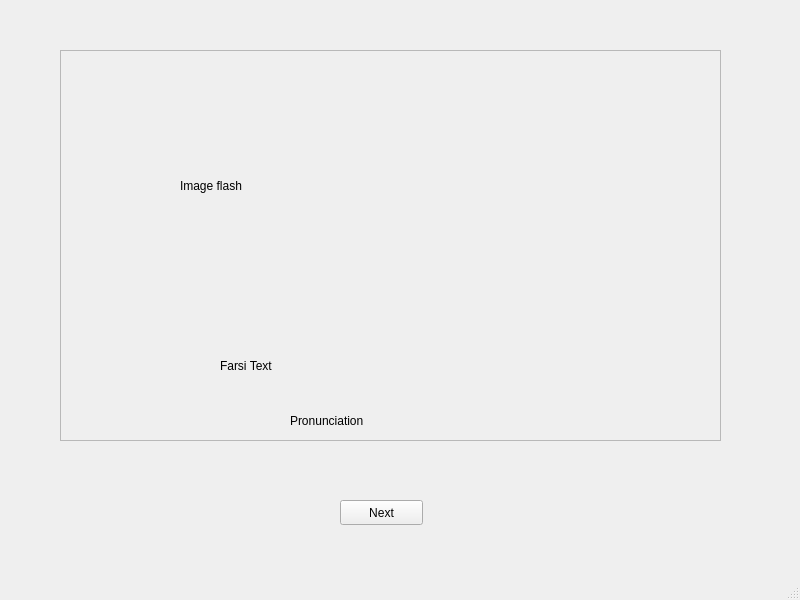
Old version of the form flashcards.ui in the repository jef446/farsi_flashcards.
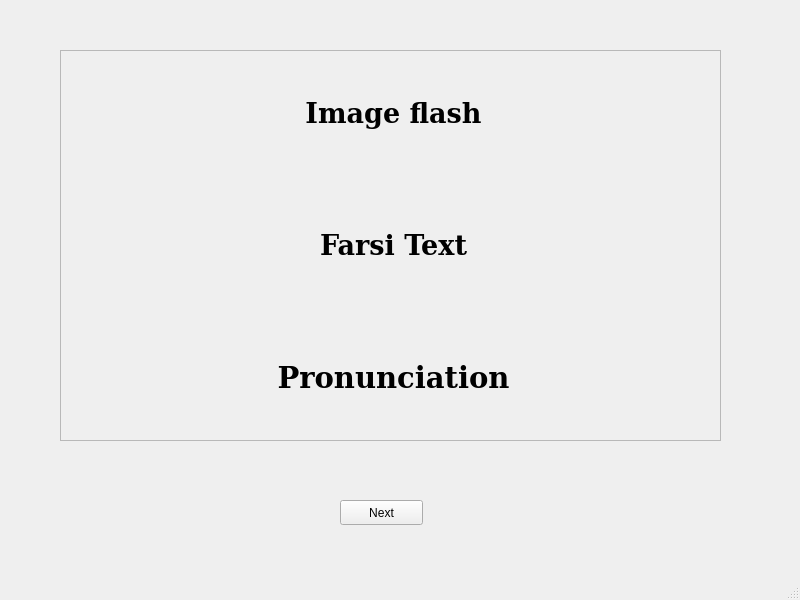
New version of the form.

```diff
--- a/flashcards.ui
+++ b/flashcards.ui
@@ -42,44 +42,74 @@
     <property name="frameShadow">
      <enum>QFrame::Raised</enum>
     </property>
-    <widget class="QLabel" name="label">
+    <widget class="QWidget" name="verticalLayoutWidget">
      <property name="geometry">
       <rect>
-       <x>120</x>
+       <x>3</x>
        <y>0</y>
-       <width>431</width>
-       <height>271</height>
+       <width>661</width>
+       <height>391</height>
       </rect>
+     </property>
+     <layout class="QVBoxLayout" name="verticalLayout">
+      <item>
+       <widget class="QLabel" name="label">
+        <property name="font">
+         <font>
+          <family>DejaVu Serif</family>
+          <pointsize>20</pointsize>
+          <weight>75</weight>
+          <bold>true</bold>
+         </font>
      </property>
      <property name="text">
       <string>Image flash</string>
      </property>
-    </widget>
+        <property name="alignment">
+         <set>Qt::AlignCenter</set>
+        </property>
+       </widget>
+      </item>
+      <item>
     <widget class="QLabel" name="label_2">
-     <property name="geometry">
-      <rect>
-       <x>160</x>
-       <y>300</y>
-       <width>351</width>
-       <height>31</height>
-      </rect>
+        <property name="font">
+         <font>
+          <family>DejaVu Serif</family>
+          <pointsize>20</pointsize>
+          <weight>75</weight>
+          <bold>true</bold>
+         </font>
      </property>
      <property name="text">
-      <string>Farsi Text</string>
-     </property>
-    </widget>
+         <string>&lt;html&gt;&lt;head/&gt;&lt;body&gt;&lt;p align=&quot;center&quot;&gt;&lt;span style=&quot; font-size:20pt;&quot;&gt;Farsi Text&lt;/span&gt;&lt;/p&gt;&lt;/body&gt;&lt;/html&gt;</string>
+        </property>
+        <property name="scaledContents">
+         <bool>false</bool>
+        </property>
+        <property name="alignment">
+         <set>Qt::AlignCenter</set>
+        </property>
+       </widget>
+      </item>
+      <item>
     <widget class="QLabel" name="label_3">
-     <property name="geometry">
-      <rect>
-       <x>230</x>
-       <y>360</y>
-       <width>171</width>
-       <height>21</height>
-      </rect>
+        <property name="font">
+         <font>
+          <family>DejaVu Serif</family>
+          <pointsize>20</pointsize>
+          <weight>75</weight>
+          <bold>true</bold>
+         </font>
      </property>
      <property name="text">
-      <string>Pronunciation</string>
-     </property>
+         <string>&lt;html&gt;&lt;head/&gt;&lt;body&gt;&lt;p align=&quot;center&quot;&gt;&lt;span style=&quot; font-size:22pt;&quot;&gt;Pronunciation&lt;/span&gt;&lt;/p&gt;&lt;/body&gt;&lt;/html&gt;</string>
+        </property>
+        <property name="alignment">
+         <set>Qt::AlignCenter</set>
+        </property>
+       </widget>
+      </item>
+     </layout>
     </widget>
    </widget>
   </widget>
```
Lines whose indentation alone changed are shown as unchanged.
